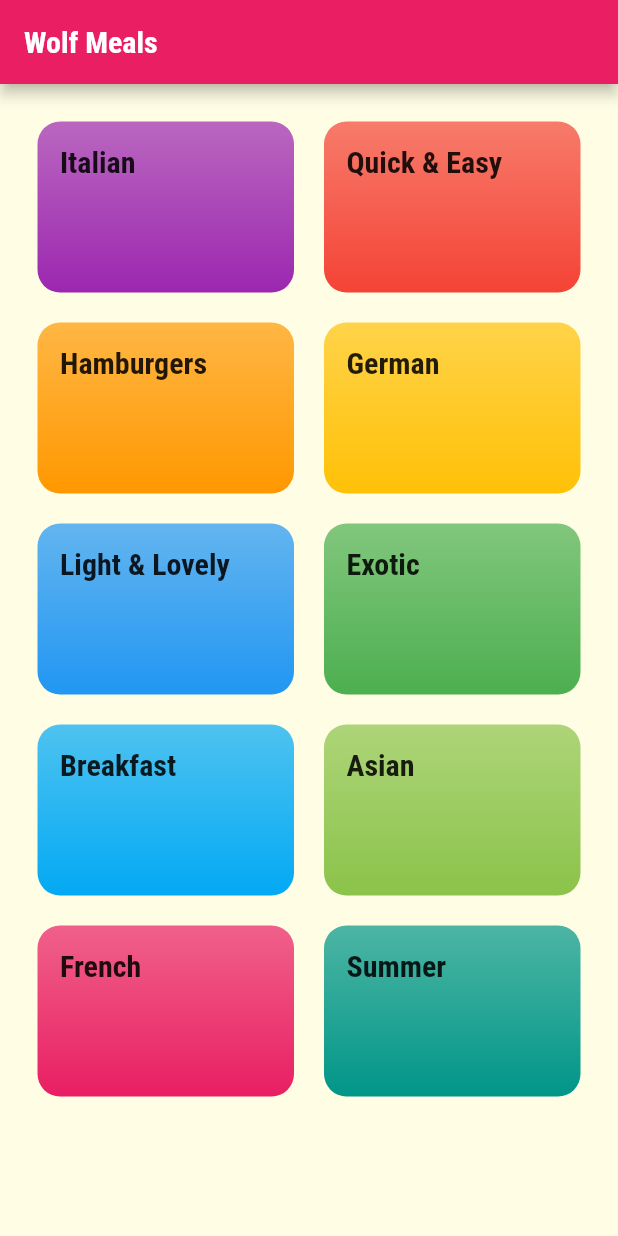
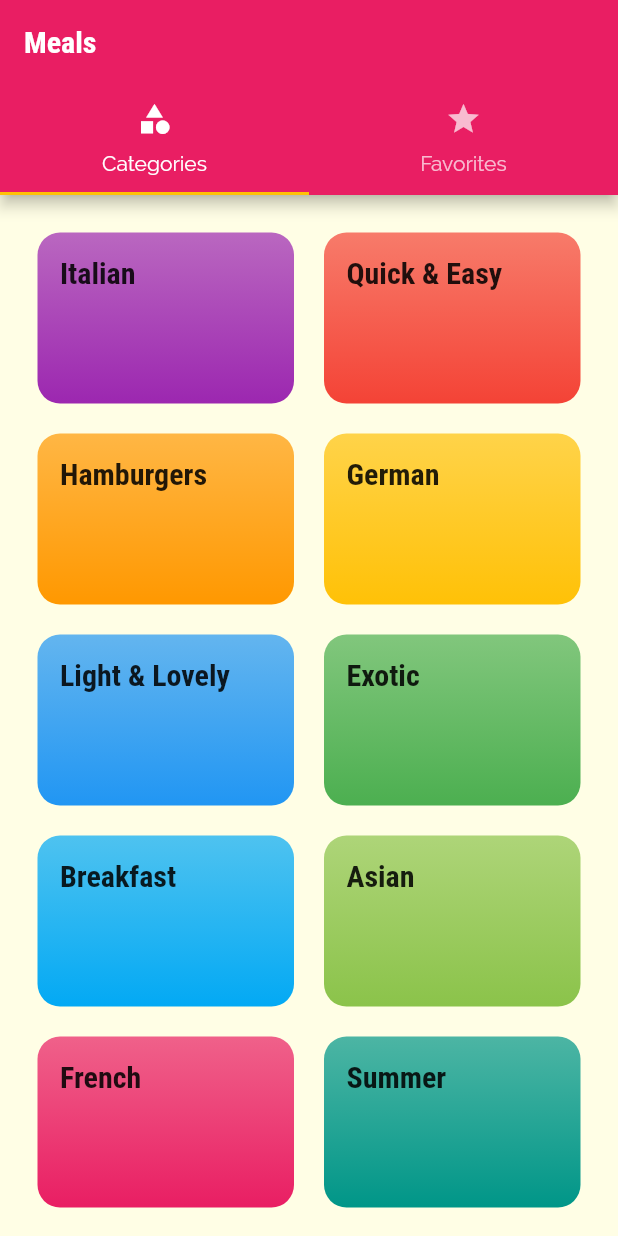
Before and after one commit to Harrytimbog/flutter_meals_app, a Flutter app: the screen it shows after launch, on a phone screen of 412 x 824 dp. Run offline on Flutter 3.47's test engine with Material 2 defaults, Android fonts, the phone set to English and light mode, and no system bars.

Commit message:
Adding a TabBar to the Appbar

```diff
--- a/lib/main.dart
+++ b/lib/main.dart
@@ -1,4 +1,5 @@
 import 'package:flutter/material.dart';
+import './screens/tabs_screen.dart';
 import './screens/meal_detail_screen.dart';
 import './screens/category_meals_screen.dart';
 import './screens/categories_screen.dart';
@@ -23,8 +24,10 @@ class MyApp extends StatelessWidget {
                     fontSize: 20,
                     fontWeight: FontWeight.bold),
               )),
-      home: CategoriesScreen(),
+      // home: CategoriesScreen(), Another method of configuring home screen is in the routes object below.
       routes: {
+        // '/': (ctx) => CategoriesScreen(),
+        '/': (ctx) => TabsScreen(),
         CategoryMealsScreen.routeName: (ctx) => CategoryMealsScreen(),
         MealDetailScreen.routeName: (ctx) => MealDetailScreen()
       },
--- a/lib/screens/categories_screen.dart
+++ b/lib/screens/categories_screen.dart
@@ -7,9 +7,7 @@ class CategoriesScreen extends StatelessWidget {
 
   @override
   Widget build(BuildContext context) {
-    return Scaffold(
-      appBar: AppBar(title: const Text('Wolf Meals')),
-      body: GridView(
+    return GridView(
       padding: const EdgeInsets.all(25),
       children: DUMMY_CATEGORIES
           .map((catData) =>
@@ -20,7 +18,6 @@ class CategoriesScreen extends StatelessWidget {
           childAspectRatio: 3 / 2,
           crossAxisSpacing: 20,
           mainAxisSpacing: 20),
-      ),
     );
   }
 }
--- /dev/null
+++ b/lib/screens/favorites_screen.dart
@@ -0,0 +1,12 @@
+import 'package:flutter/material.dart';
+
+class FavoritesScreen extends StatelessWidget {
+  const FavoritesScreen({Key key}) : super(key: key);
+
+  @override
+  Widget build(BuildContext context) {
+    return Center(
+      child: Text('The Favorites'),
+    );
+  }
+}
--- /dev/null
+++ b/lib/screens/tabs_screen.dart
@@ -0,0 +1,38 @@
+import 'package:flutter/material.dart';
+import 'package:flutter_complete_guide/screens/favorites_screen.dart';
+import './categories_screen.dart';
+
+class TabsScreen extends StatefulWidget {
+  const TabsScreen({Key key}) : super(key: key);
+
+  @override
+  State<TabsScreen> createState() => _TabsScreenState();
+}
+
+class _TabsScreenState extends State<TabsScreen> {
+  @override
+  Widget build(BuildContext context) {
+    return DefaultTabController(
+      // initialIndex: 0, # Default
+      length: 2,
+      child: Scaffold(
+        appBar: AppBar(
+          title: Text('Meals'),
+          bottom: TabBar(
+            tabs: [
+              Tab(
+                icon: Icon(Icons.category),
+                text: 'Categories',
+              ),
+              Tab(
+                icon: Icon(Icons.star),
+                text: 'Favorites',
+              )
+            ],
+          ),
+        ),
+        body: TabBarView(children: [CategoriesScreen(), FavoritesScreen()]),
+      ),
+    );
+  }
+}
```
Lines whose indentation alone changed are shown as unchanged.
